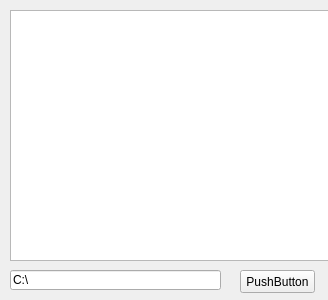
bakwc/delta3-admin, file DesktopUI/UI/fileform.ui: the form before one commit.
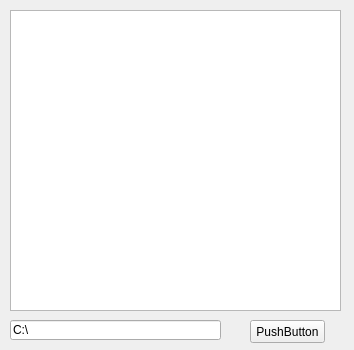
The form after the commit.

Commit message: Interface changed, icon added

```diff
--- a/DesktopUI/UI/fileform.ui
+++ b/DesktopUI/UI/fileform.ui
@@ -6,28 +6,18 @@
    <rect>
     <x>0</x>
     <y>0</y>
-    <width>328</width>
-    <height>300</height>
+    <width>354</width>
+    <height>350</height>
    </rect>
   </property>
   <property name="windowTitle">
    <string>Form</string>
   </property>
-  <widget class="QTextEdit" name="textEdit">
-   <property name="geometry">
-    <rect>
-     <x>10</x>
-     <y>10</y>
-     <width>321</width>
-     <height>251</height>
-    </rect>
-   </property>
-  </widget>
   <widget class="QLineEdit" name="lineEdit">
    <property name="geometry">
     <rect>
      <x>10</x>
-     <y>270</y>
+     <y>320</y>
      <width>211</width>
      <height>20</height>
     </rect>
@@ -39,8 +29,8 @@
   <widget class="QPushButton" name="pushButton">
    <property name="geometry">
     <rect>
-     <x>240</x>
-     <y>270</y>
+     <x>250</x>
+     <y>320</y>
      <width>75</width>
      <height>23</height>
     </rect>
@@ -49,6 +39,16 @@
     <string>PushButton</string>
    </property>
   </widget>
+  <widget class="QListWidget" name="listWidget">
+   <property name="geometry">
+    <rect>
+     <x>10</x>
+     <y>10</y>
+     <width>331</width>
+     <height>301</height>
+    </rect>
+   </property>
+  </widget>
  </widget>
  <resources/>
  <connections/>
```
The commit also changes 3 other files.
